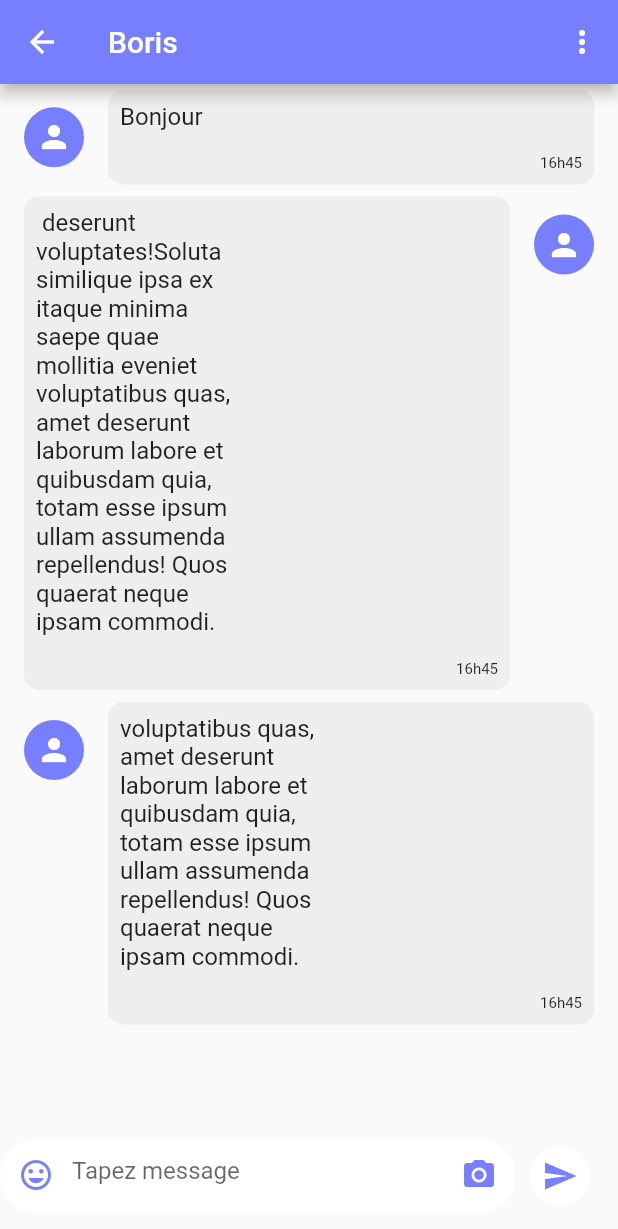
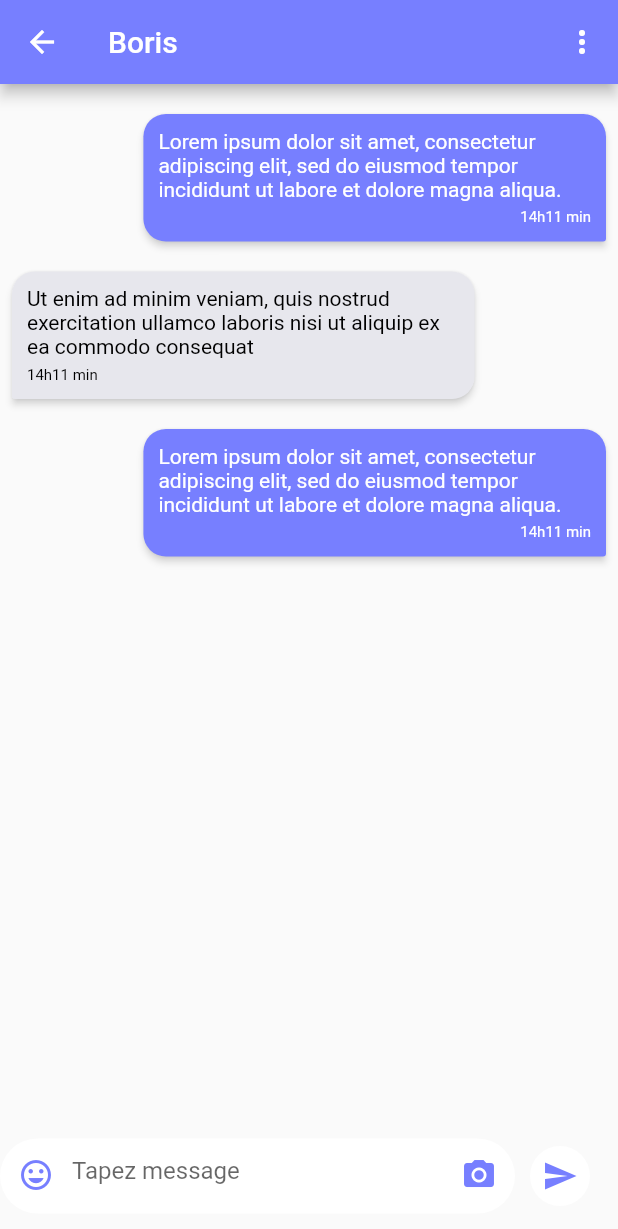
Before and after one commit to elrick99/refontnanews, a Flutter app: the DIscussion screen opened directly, after a tap on "Alphonse", on a phone screen of 412 x 824 dp. Shown: the top 1229 px of the screen. Run offline on Flutter 3.47's test engine with Material 2 defaults, Android fonts, the light colour scheme and no system bars; drawn by our look-alikes of flutter_chat_bubble; our stand-ins replace floating_bottom_navigation_bar, webview_flutter.

Commit message:
08-09-2020 15h40

```diff
--- a/lib/Screens/Discussion.dart
+++ b/lib/Screens/Discussion.dart
@@ -49,7 +49,7 @@ class _DIscussionState extends State<DIscussion> {
                         child: Container(
                           height: MediaQuery.of(context).size.height / 7,
                           width: MediaQuery.of(context).size.width,
-                          decoration: BoxDecoration(color: Colors.grey[200]),
+                          decoration: BoxDecoration(color: Colors.grey[100]),
                           child: Padding(
                             padding: const EdgeInsets.only(top: 8.0),
                             child: ListTile(
@@ -61,8 +61,29 @@ class _DIscussionState extends State<DIscussion> {
                                   style: TextStyle(
                                       fontWeight: FontWeight.bold,
                                       fontSize: 17)),
-                              subtitle: Text('Web Designer'),
-                              trailing: Text('1$index h'),
+                              subtitle: Text(
+                                  'Web Designer la dernière sortie de Konnie Toure qui'),
+                              trailing: Column(
+                                children: [
+                                  Text('1$index h'),
+                                  SizedBox(
+                                    height: 10,
+                                  ),
+                                  Container(
+                                    height: 20,
+                                    width: 20,
+                                    decoration: BoxDecoration(
+                                        color:
+                                            Color(0xFF777FFF).withOpacity(0.8),
+                                        borderRadius: BorderRadius.circular(5)),
+                                    child: Center(
+                                        child: Text(
+                                      '${index + 1}',
+                                      style: TextStyle(color: Colors.white),
+                                    )),
+                                  )
+                                ],
+                              ),
                             ),
                           ),
                         ),
@@ -120,7 +141,9 @@ class DataSearch extends SearchDelegate<String> {
     // show when someone searches for something
     final suggestionList = query.isEmpty
         ? listWProds
-        : listWProds.where((p) => p.title.contains(query)).toList();
+        : listWProds
+            .where((p) => p.title.toLowerCase().contains(query))
+            .toList();
 
     return ListView.builder(
       itemBuilder: (context, index) => ListTile(
--- a/lib/Screens/InfosDisc.dart
+++ b/lib/Screens/InfosDisc.dart
@@ -1,4 +1,7 @@
 import 'package:flutter/material.dart';
+import 'package:flutter_chat_bubble/bubble_type.dart';
+import 'package:flutter_chat_bubble/chat_bubble.dart';
+import 'package:flutter_chat_bubble/clippers/chat_bubble_clipper_5.dart';
 
 class Message extends StatelessWidget {
   @override
@@ -16,128 +19,17 @@ class Message extends StatelessWidget {
         body: Column(
           children: <Widget>[
             Expanded(
-                child: ListView(
-              children: <Widget>[
-                ListTile(
-                  leading: CircleAvatar(
-                      backgroundColor: Color(0xFF777FFF),
-                      child: Icon(
-                        Icons.person,
-                        color: Colors.white,
-                      )),
-                  title: Container(
-                      decoration: BoxDecoration(
-                          color: Colors.grey[200],
-                          borderRadius: BorderRadius.all(Radius.circular(10))),
-                      child: Column(
-                        children: <Widget>[
-                          Row(
-                            children: <Widget>[
-                              Container(
-                                width: 150,
-                                child: Padding(
-                                  padding: const EdgeInsets.all(8.0),
-                                  child: Text("Bonjour"),
-                                ),
-                              )
-                            ],
-                          ),
-                          Row(
-                            mainAxisAlignment: MainAxisAlignment.end,
-                            children: <Widget>[
-                              Padding(
-                                padding: const EdgeInsets.all(8.0),
-                                child: Text(
-                                  "16h45",
-                                  style: TextStyle(fontSize: 10),
-                                ),
-                              )
-                            ],
-                          )
-                        ],
-                      )),
-                ),
-                ListTile(
-                  trailing: CircleAvatar(
-                      backgroundColor: Color(0xFF777FFF),
-                      child: Icon(
-                        Icons.person,
-                        color: Colors.white,
-                      )),
-                  title: Container(
-                      decoration: BoxDecoration(
-                          color: Colors.grey[200],
-                          borderRadius: BorderRadius.all(Radius.circular(10))),
-                      child: Column(
-                        children: <Widget>[
-                          Row(
-                            children: <Widget>[
-                              Container(
-                                width: 150,
-                                child: Padding(
-                                  padding: const EdgeInsets.all(8.0),
-                                  child: Text(
-                                      " deserunt voluptates!Soluta similique ipsa ex itaque minima saepe quae mollitia eveniet voluptatibus quas, amet deserunt laborum labore et quibusdam quia, totam esse ipsum ullam assumenda repellendus! Quos quaerat neque ipsam commodi."),
-                                ),
-                              )
-                            ],
-                          ),
-                          Row(
-                            mainAxisAlignment: MainAxisAlignment.end,
-                            children: <Widget>[
-                              Padding(
-                                padding: const EdgeInsets.all(8.0),
-                                child: Text(
-                                  "16h45",
-                                  style: TextStyle(fontSize: 10),
-                                ),
-                              )
-                            ],
-                          )
-                        ],
-                      )),
-                ),
-                ListTile(
-                  leading: CircleAvatar(
-                      backgroundColor: Color(0xFF777FFF),
-                      child: Icon(
-                        Icons.person,
-                        color: Colors.white,
-                      )),
-                  title: Container(
-                      decoration: BoxDecoration(
-                          color: Colors.grey[200],
-                          borderRadius: BorderRadius.all(Radius.circular(10))),
-                      child: Column(
-                        children: <Widget>[
-                          Row(
-                            children: <Widget>[
-                              Container(
-                                width: 150,
-                                child: Padding(
-                                  padding: const EdgeInsets.all(8.0),
-                                  child: Text(
-                                      "voluptatibus quas, amet deserunt laborum labore et quibusdam quia, totam esse ipsum ullam assumenda repellendus! Quos quaerat neque ipsam commodi."),
-                                ),
-                              )
-                            ],
-                          ),
-                          Row(
-                            mainAxisAlignment: MainAxisAlignment.end,
-                            children: <Widget>[
-                              Padding(
-                                padding: const EdgeInsets.all(8.0),
-                                child: Text(
-                                  "16h45",
-                                  style: TextStyle(fontSize: 10),
-                                ),
-                              )
-                            ],
-                          )
-                        ],
-                      )),
-                ),
-              ],
+                child: Padding(
+              padding: const EdgeInsets.only(left: 8.0, right: 8.0),
+              child: ListView(children: [
+                getSenderView(
+                    ChatBubbleClipper5(type: BubbleType.sendBubble), context),
+                getReceiverView(
+                    ChatBubbleClipper5(type: BubbleType.receiverBubble),
+                    context),
+                getSenderView(
+                    ChatBubbleClipper5(type: BubbleType.sendBubble), context),
+              ]),
             )),
             Container(
               // color: Colors.grey,
@@ -181,4 +73,67 @@ class Message extends StatelessWidget {
           ],
         ));
   }
+
+  getSenderView(CustomClipper clipper, BuildContext context) => ChatBubble(
+        clipper: clipper,
+        alignment: Alignment.topRight,
+        margin: EdgeInsets.only(top: 20),
+        backGroundColor: Color(0xFF777FFF),
+        child: Container(
+          constraints: BoxConstraints(
+            maxWidth: MediaQuery.of(context).size.width * 0.7,
+          ),
+          child: Column(
+            children: [
+              Text(
+                "Lorem ipsum dolor sit amet, consectetur adipiscing elit, sed do eiusmod tempor incididunt ut labore et dolore magna aliqua.",
+                style: TextStyle(color: Colors.white),
+              ),
+              SizedBox(
+                height: 5,
+              ),
+              Row(
+                mainAxisAlignment: MainAxisAlignment.end,
+                children: [
+                  Text(
+                    '14h11 min',
+                    style: TextStyle(color: Colors.white, fontSize: 10),
+                  ),
+                ],
+              )
+            ],
+          ),
+        ),
+      );
+
+  getReceiverView(CustomClipper clipper, BuildContext context) => ChatBubble(
+        clipper: clipper,
+        backGroundColor: Color(0xffE7E7ED),
+        margin: EdgeInsets.only(top: 20),
+        child: Container(
+          constraints: BoxConstraints(
+            maxWidth: MediaQuery.of(context).size.width * 0.7,
+          ),
+          child: Column(
+            children: [
+              Text(
+                "Ut enim ad minim veniam, quis nostrud exercitation ullamco laboris nisi ut aliquip ex ea commodo consequat",
+                style: TextStyle(color: Colors.black),
+              ),
+              SizedBox(
+                height: 5,
+              ),
+              Row(
+                mainAxisAlignment: MainAxisAlignment.start,
+                children: [
+                  Text(
+                    '14h11 min',
+                    style: TextStyle(color: Colors.black, fontSize: 10),
+                  ),
+                ],
+              )
+            ],
+          ),
+        ),
+      );
 }
--- a/lib/main.dart
+++ b/lib/main.dart
@@ -7,6 +7,7 @@ import 'package:refontnanews/Providers/Services/details.dart';
 import 'package:refontnanews/Screens/Details_Appli.dart';
 import 'package:refontnanews/Screens/Discussion.dart';
 import 'package:refontnanews/Screens/Home_Screen.dart';
+import 'package:refontnanews/Screens/MonCompteConnect.dart';
 import 'package:refontnanews/Screens/chainePays.dart';
 import 'package:refontnanews/Screens/chainePaysB.dart';
 import 'package:refontnanews/Screens/chainePaysC.dart';
@@ -44,8 +45,8 @@ class MyApp extends StatelessWidget {
           primarySwatch: Colors.blue,
           visualDensity: VisualDensity.adaptivePlatformDensity,
         ),
-        // home: DIscussion(),
-        home: BottomBar(),
+        home: MonCompteConnected(),
+        // home: BottomBar(),
         routes: {
           CoteD.routeName: (context) => CoteD(),
           "chainePaysCa": (context) => ChainePaysCa(),
--- a/pubspec.yaml
+++ b/pubspec.yaml
@@ -28,6 +28,7 @@ dependencies:
   floating_bottom_navigation_bar: ^1.4.1
   webview_flutter: ^0.3.22+1
   url_launcher: ^5.5.0
+  flutter_chat_bubble: ^1.0.2
 
 
   # The following adds the Cupertino Icons font to your application.
```
Also changed, not shown: lib/Screens/MonCompteConnect.dart (added, +297 -0 lines), lib/Screens/testDiscussion.dart (added, +153 -0 lines), pubspec.lock, 1 other file.
